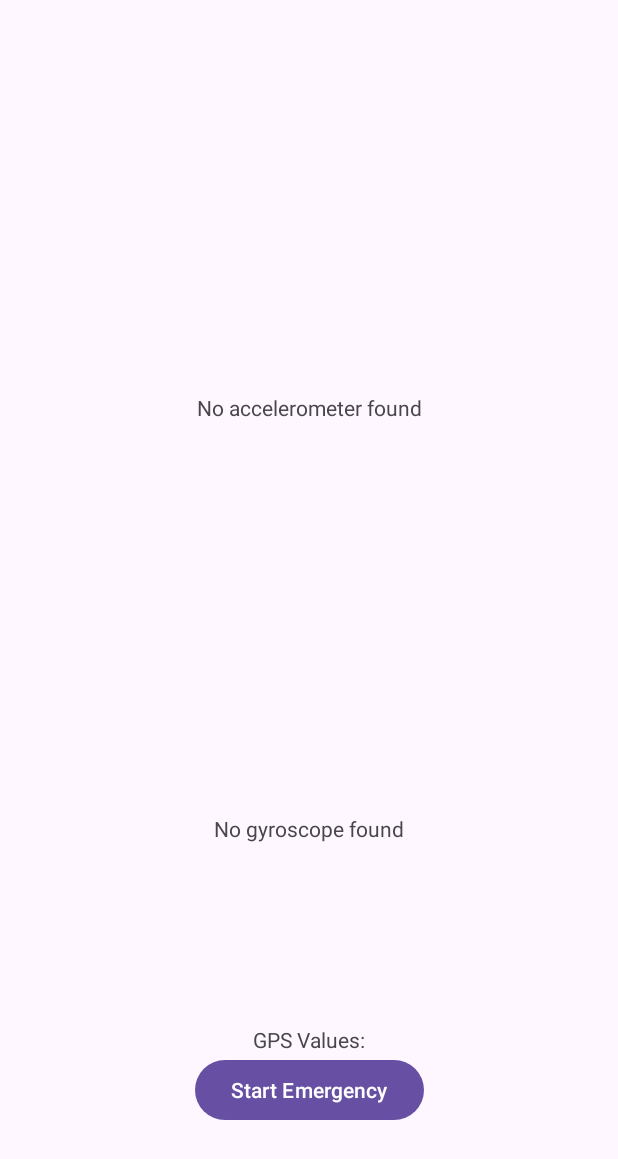
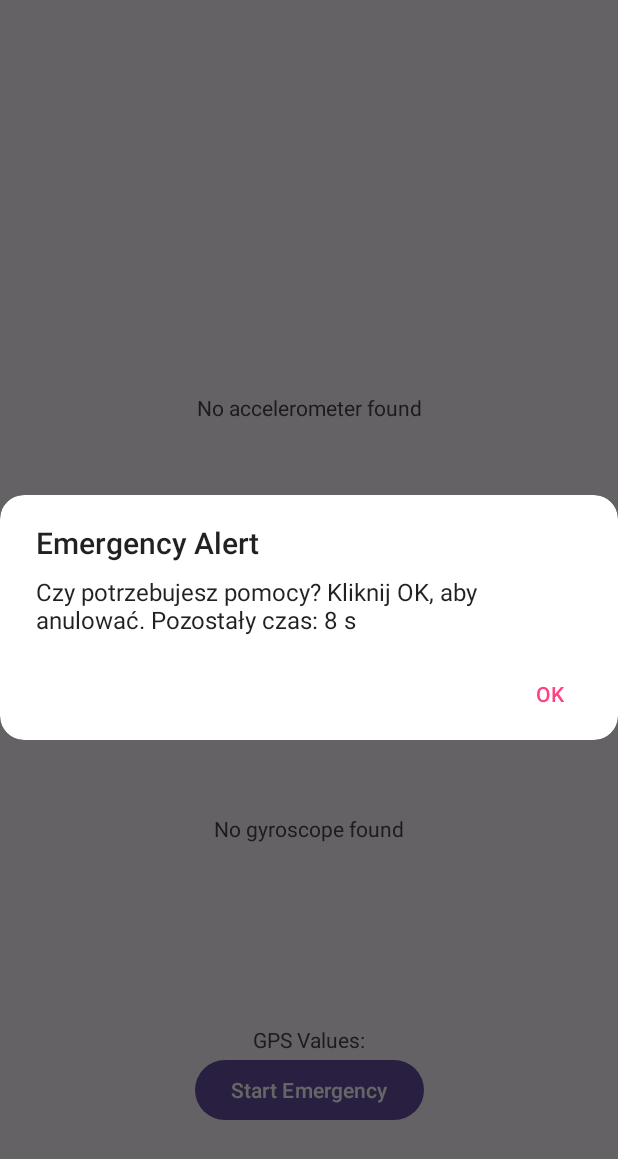
Before and after one commit to Szpendlik/AlpikacjaRatunkowa, an Android app: the screen it shows after launch (MainActivity), after a tap on "Start Emergency", on a phone screen of 412 x 824 dp. Shown: the top 1159 px of the screen. Run offline under Robolectric (Android 15) with nearby library versions, the phone set to English and light mode, and no system bars.

Commit message:
alertsoundvibration

```diff
--- a/app/src/main/AndroidManifest.xml
+++ b/app/src/main/AndroidManifest.xml
@@ -9,6 +9,7 @@
 
     <uses-permission android:name="android.permission.SEND_SMS" />
     <uses-permission android:name="android.permission.ACCESS_COARSE_LOCATION" />
+    <uses-permission android:name="android.permission.VIBRATE" />
 
 
     <uses-permission android:name="android.permission.ACCESS_FINE_LOCATION"/>
--- a/app/src/main/java/com/example/alpikacjaratunkowa/EmergencyAlertManager.kt
+++ b/app/src/main/java/com/example/alpikacjaratunkowa/EmergencyAlertManager.kt
@@ -1,14 +1,20 @@
 package com.example.alpikacjaratunkowa
-import android.app.AlertDialog
+
+
 import android.content.Context
 import android.content.Intent
-import android.os.Bundle
+import android.media.MediaPlayer
+import android.os.Build
 import android.os.CountDownTimer
+import android.os.VibrationEffect
+import android.os.Vibrator
 import android.telephony.SmsManager
 import android.widget.Toast
-
+import androidx.core.content.ContextCompat
+import androidx.appcompat.app.AlertDialog
 class EmergencyAlertManager(private val context: Context) {
     private lateinit var countDownTimer: CountDownTimer
+    private lateinit var alertTimer: CountDownTimer
     private var isAlertShown = false
 
     fun startEmergencyAlert(countdownDuration: Long, phoneNumber: String) {
@@ -18,7 +24,8 @@ class EmergencyAlertManager(private val context: Context) {
     }
 
     private fun showAlert(countdownDuration: Long, phoneNumber: String) {
-        val alertDialog = AlertDialog.Builder(context)
+        // Dostosowanie stylu okna alertu
+        val alertDialog = AlertDialog.Builder(context, R.style.AlertDialogTheme)
             .setTitle("Emergency Alert")
             .setMessage("Czy potrzebujesz pomocy? Kliknij OK, aby anulować.")
             .setCancelable(false)
@@ -42,25 +49,72 @@ class EmergencyAlertManager(private val context: Context) {
             }
         }
 
+        alertTimer = object : CountDownTimer(countdownDuration, 500) {
+            override fun onTick(millisUntilFinished: Long) {
+                // Odtwarzanie dźwięku i wibracji co 500 ms
+                playAlertSound()
+                vibrate()
+            }
+
+            override fun onFinish() {
+                // Zakończenie odtwarzania dźwięku i wibracji po zakończeniu alertu
+                stopAlertSound()
+                stopVibration()
+            }
+        }
+
+        // Dostosowanie tła i koloru przycisków
+        alertDialog.window?.setBackgroundDrawable(ContextCompat.getDrawable(context, R.drawable.alert_dialog_bg))
+        alertDialog.setOnShowListener {
+            alertDialog.getButton(AlertDialog.BUTTON_POSITIVE)?.setTextColor(ContextCompat.getColor(context, R.color.alert_button_color))
+        }
+
         alertDialog.show()
         countDownTimer.start()
+        alertTimer.start()
         isAlertShown = true
     }
 
     private fun cancelAlert() {
         countDownTimer.cancel()
+        alertTimer.cancel()
         isAlertShown = false
+        stopAlertSound()
+        stopVibration()
         Toast.makeText(context, "Alert anulowany", Toast.LENGTH_SHORT).show()
     }
 
     private fun sendEmergencySMS(phoneNumber: String) {
-//        try {
-            val smsManager = SmsManager.getDefault()
-            val message = "Pomusz mi proszę"
-            smsManager.sendTextMessage(phoneNumber, null, message, null, null)
-            Toast.makeText(context, "SMS wysłany", Toast.LENGTH_SHORT).show()
-//        } catch (e: Exception) {
-//            Toast.makeText(context, "Wystąpił błąd podczas wysyłania SMS-a", Toast.LENGTH_SHORT).show()
-      //  }
+        val smsManager = SmsManager.getDefault()
+        val message = "Pomusz mi proszę"
+        smsManager.sendTextMessage(phoneNumber, null, message, null, null)
+        Toast.makeText(context, "SMS wysłany", Toast.LENGTH_SHORT).show()
+    }
+
+    private var mediaPlayer: MediaPlayer? = null
+
+    private fun playAlertSound() {
+        if (mediaPlayer == null) {
+            mediaPlayer = MediaPlayer.create(context, R.raw.alert_sound)
+            mediaPlayer?.isLooping = true
+            mediaPlayer?.start()
+        }
+    }
+
+    private fun stopAlertSound() {
+        mediaPlayer?.stop()
+        mediaPlayer?.release()
+        mediaPlayer = null
+    }
+
+    private fun vibrate() {
+        val vibrator = context.getSystemService(Context.VIBRATOR_SERVICE) as Vibrator
+        val vibrationEffect = VibrationEffect.createOneShot(500, VibrationEffect.DEFAULT_AMPLITUDE)
+        vibrator.vibrate(vibrationEffect)
+    }
+
+    private fun stopVibration() {
+        val vibrator = context.getSystemService(Context.VIBRATOR_SERVICE) as Vibrator
+        vibrator.cancel()
     }
 }
--- a/app/src/main/java/com/example/alpikacjaratunkowa/MainActivity.kt
+++ b/app/src/main/java/com/example/alpikacjaratunkowa/MainActivity.kt
@@ -77,7 +77,7 @@ class MainActivity : AppCompatActivity(), SensorEventListener {
         // Obsługa kliknięcia przycisku
         startEmergencyButton.setOnClickListener {
             // Rozpocznij alert w przypadku kliknięcia przycisku
-          //  emergencyAlertManager.startEmergencyAlert(10000, "")
+            emergencyAlertManager.startEmergencyAlert(10000, "790326216")
         }
 
         if (ActivityCompat.checkSelfPermission(
@@ -97,6 +97,28 @@ class MainActivity : AppCompatActivity(), SensorEventListener {
                 ), 2
             )
         }
+
+        if (ActivityCompat.checkSelfPermission(
+                this,
+                Manifest.permission.VIBRATE
+            ) != PackageManager.PERMISSION_GRANTED && ActivityCompat.checkSelfPermission(
+                this,
+                Manifest.permission.VIBRATE
+            ) != PackageManager.PERMISSION_GRANTED
+        ) {
+            Log.d("NOHOMO", "NOHOMO")
+            ActivityCompat.requestPermissions(
+                this,
+                arrayOf<String>(
+
+                    Manifest.permission.VIBRATE
+                ), 3
+            )
+        }
+
+
+
+
         if (ActivityCompat.checkSelfPermission(
                 this,
                 Manifest.permission.ACCESS_FINE_LOCATION
--- /dev/null
+++ b/app/src/main/res/drawable/alert_dialog_bg.xml
@@ -0,0 +1,5 @@
+<?xml version="1.0" encoding="utf-8"?>
+<shape xmlns:android="http://schemas.android.com/apk/res/android">
+    <solid android:color="#FFFFFF" />
+    <corners android:radius="16dp" />
+</shape>
--- a/app/src/main/res/values/colors.xml
+++ b/app/src/main/res/values/colors.xml
@@ -2,4 +2,5 @@
 <resources>
     <color name="black">#FF000000</color>
     <color name="white">#FFFFFFFF</color>
+    <color name="alert_button_color">#FF4081</color>
 </resources>
--- /dev/null
+++ b/app/src/main/res/values/styles.xml
@@ -0,0 +1,8 @@
+<?xml version="1.0" encoding="utf-8"?>
+<resources>
+    <style name="AlertDialogTheme" parent="Theme.AppCompat.Light.Dialog.Alert">
+        <item name="android:windowBackground">@drawable/alert_dialog_bg</item>
+        <item name="android:colorAccent">@color/alert_button_color</item>
+        <!-- Dodaj inne atrybuty stylu -->
+    </style>
+</resources>
```
Also changed, not shown: 3 other files.
